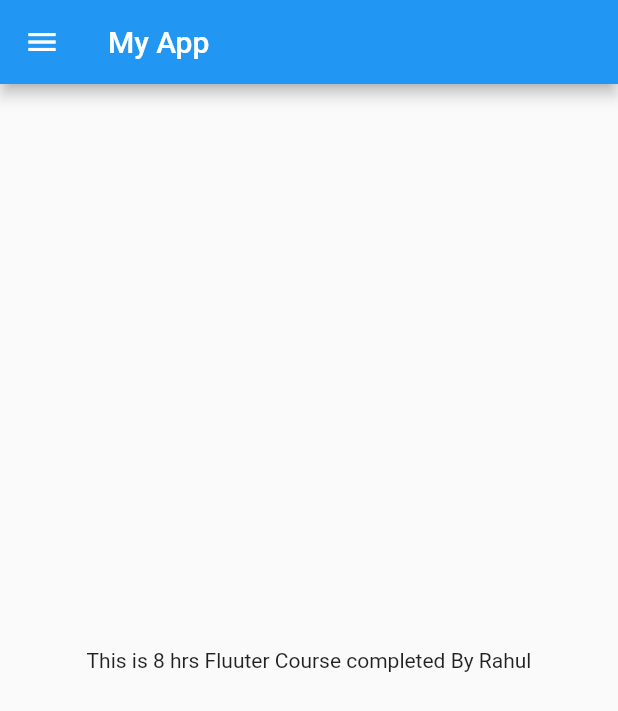
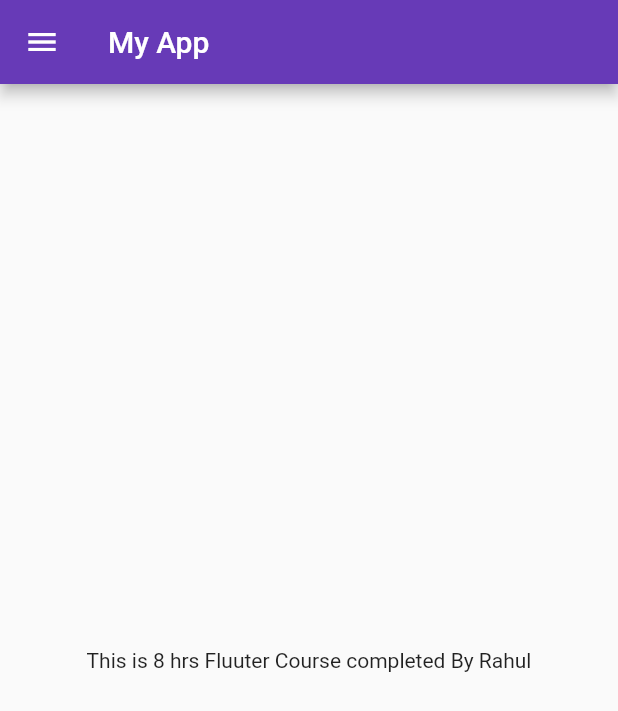
Before and after one commit to merahulkum/8HoursOfFlutter, a Flutter app: the screen it shows after launch, on a phone screen of 412 x 824 dp. Shown: the top 711 px of the screen. Run offline on Flutter 3.47's test engine with Material 2 defaults, Android fonts, the phone set to English and light mode, and no system bars.

Commit message:
Day 3 completed

```diff
--- a/lib/main.dart
+++ b/lib/main.dart
@@ -1,4 +1,5 @@
 import 'package:c4/home_page.dart';
+import 'package:c4/loginpage.dart';
 import 'package:flutter/material.dart';
 
 void main() {
@@ -11,7 +12,15 @@
   @override
   Widget build(BuildContext context) {
     return MaterialApp(
-      home: HomeScreen(),
+      themeMode: ThemeMode.light,
+      theme: ThemeData(primarySwatch: Colors.deepPurple),
+      darkTheme: ThemeData(brightness: Brightness.dark),
+      initialRoute: "/home",
+      routes: {
+        "/":(context) => LoginPage(),
+        "/home":(context) => HomeScreen(),
+        "/login":(context) => LoginPage()
+      },
     );
   }
 }
```
Also changed, not shown: lib/loginpage.dart (added, +21 -0 lines).
